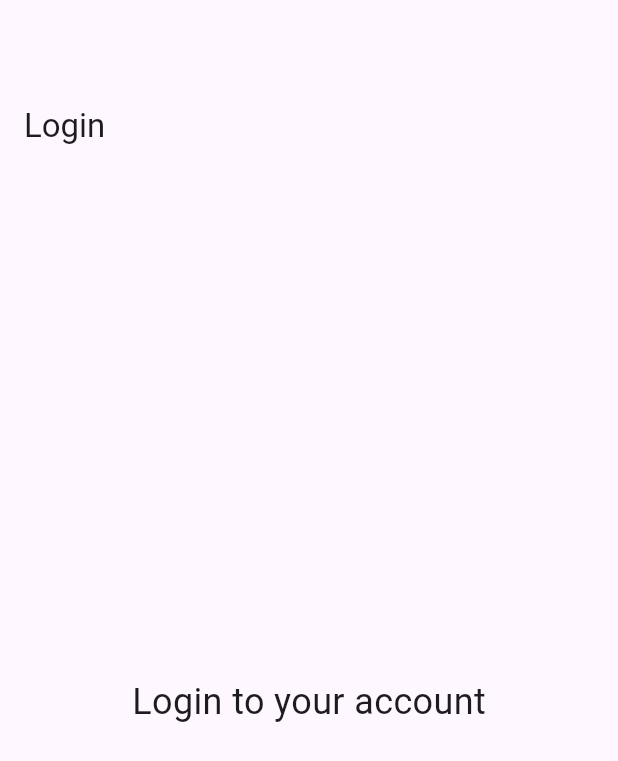
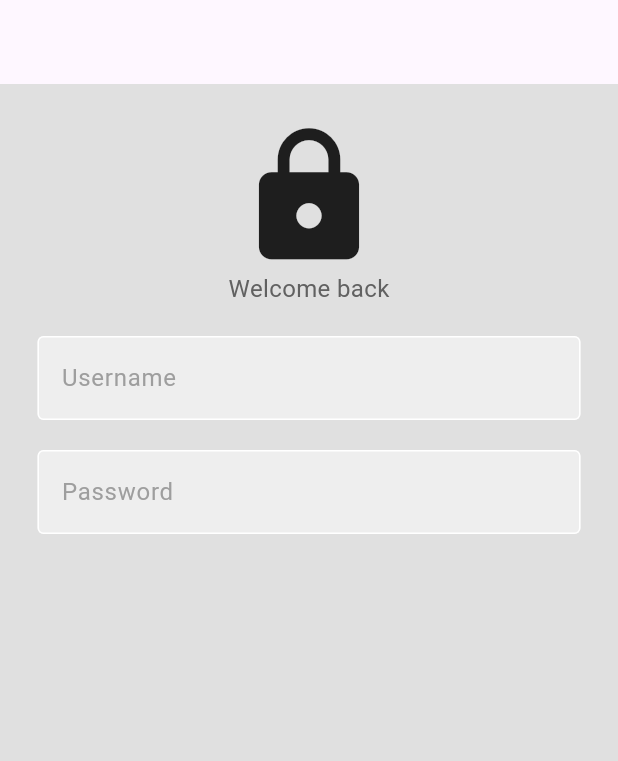
Before and after one commit to kindmemento/y-untitled, a Flutter app: the screen it shows after launch, on a phone screen of 412 x 824 dp. Shown: the top 761 px of the screen. Run offline on Flutter 3.47's test engine with Material 2 defaults, Android fonts, the phone set to English and light mode, and no system bars.

Commit message:
use custom textfield widget for username and pwd fields on login screen

```diff
--- a/lib/screens/login/login_screen.dart
+++ b/lib/screens/login/login_screen.dart
@@ -1,18 +1,56 @@
 import 'package:flutter/material.dart';
+import 'package:y_mobile/components/textfield.dart';
 
 class LoginScreen extends StatelessWidget {
-  const LoginScreen({super.key});
+  LoginScreen({super.key});
+
+  final usernameController = TextEditingController();
+  final passwordController = TextEditingController();
 
   @override
   Widget build(BuildContext context) {
     return Scaffold(
-        appBar: AppBar(
-          title: const Text('Login'),
-        ),
-        body: const Center(
-            child: Column(
-          mainAxisAlignment: MainAxisAlignment.center,
-          children: [Text('Login to your account', style: TextStyle(fontSize: 24))],
-        )));
+        backgroundColor: Colors.grey[300],
+        body: SafeArea(
+          child: Center(
+              child: Column(
+            children: [
+              const SizedBox(height: 25),
+              // TO BE REPLACE WITH ACTUAL LOGO
+              const Icon(Icons.lock, size: 100),
+              // PLACEHOLDER TEXT
+              Text(
+                'Welcome back',
+                style: TextStyle(color: Colors.grey[700], fontSize: 16),
+              ),
+
+              const SizedBox(height: 20),
+
+              CustomTextField(
+                controller: usernameController,
+                hintText: 'Username',
+                obscureText: false,
+              ),
+
+              const SizedBox(height: 20),
+
+              CustomTextField(
+                controller: passwordController,
+                hintText: 'Password',
+                obscureText: true,
+              ),
+
+              // forgot pwd?
+
+              // sign in button
+
+              // or continue with
+
+              // google OR apple sign in buttons
+
+              // Don't have an account? Register now
+            ],
+          )),
+        ));
   }
 }
```
